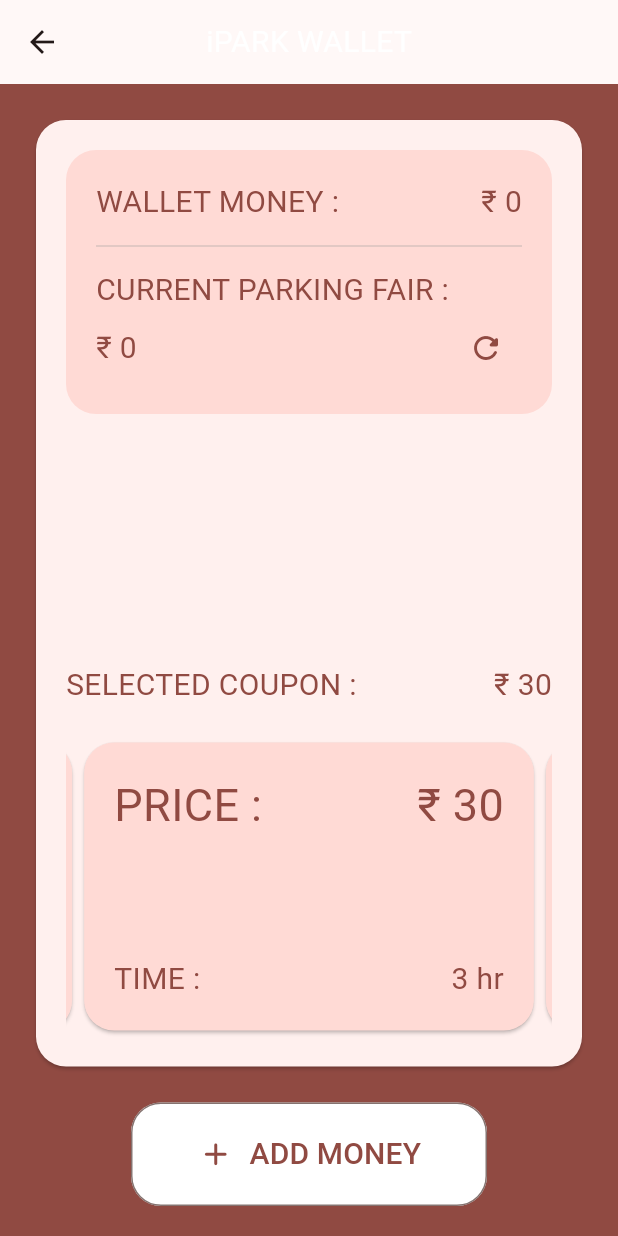
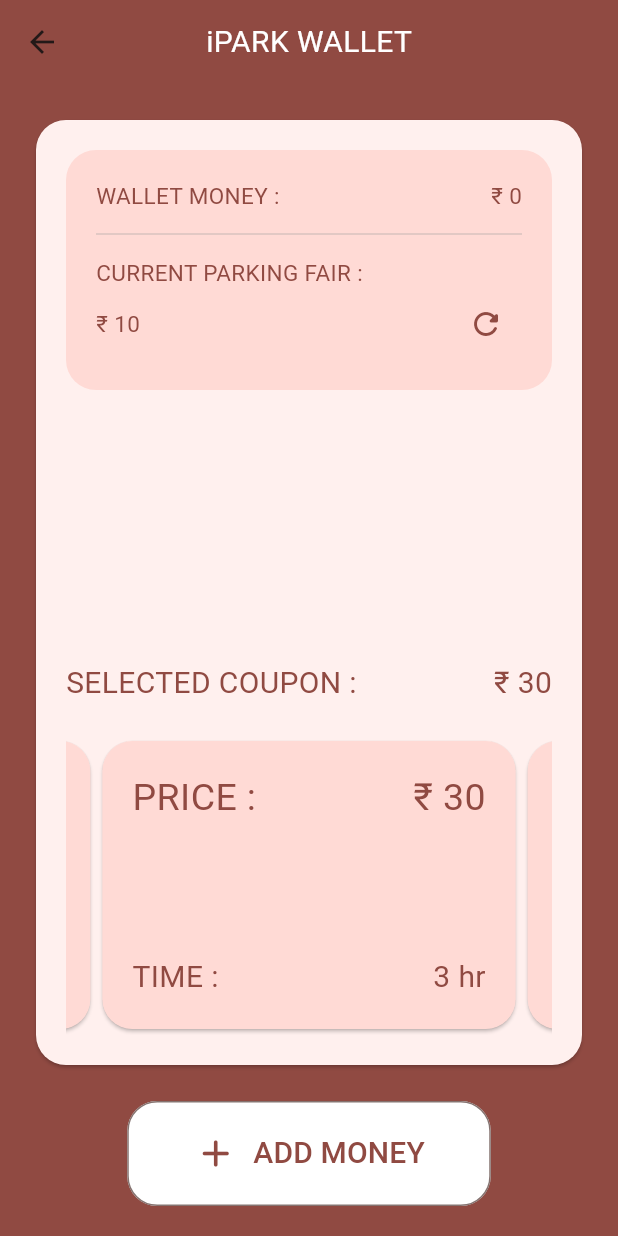
Before and after one commit to MaardinK522/ipark_pu, a Flutter app: the screen it shows after launch, item 2 of the bottom bar chosen, after a tap on "MONEY", on a phone screen of 412 x 824 dp. Run offline on Flutter 3.47's test engine with Material 3 defaults, Android fonts, the phone set to English and light mode, and no system bars; our stand-ins replace flutter_bluetooth_serial, get, get_storage, permission_handler; missing offline and left inert: flutter_material_pickers.

Commit message:
Fixed some more stuff.

```diff
--- a/lib/main.dart
+++ b/lib/main.dart
@@ -1,9 +1,9 @@
 import 'package:flutter/material.dart';
-import 'package:flutter_bluetooth_serial/flutter_bluetooth_serial.dart';
 import 'package:get/get.dart';
 import 'package:get_storage/get_storage.dart';
 import 'package:ipark/routes/home_page_route.dart';
 import 'package:ipark/utils/bluetooth.dart';
+List<String> randomParkingSlots = List.empty(growable: true);
 
 void main() async {
   await GetStorage.init();
@@ -11,6 +11,10 @@ void main() async {
   if (walletMoney == null) {
     GetStorage().write('wallet_money', 0);
   }
+  randomParkingSlots.add("1 (Parked)");
+  randomParkingSlots.add("2 (Parked)");
+  randomParkingSlots.add("3");
+  randomParkingSlots.add("4 (Booked)");
   Bluetooth.scanAndConnectDevice();
   runApp(const MyApp());
 }
--- a/lib/pageview_items/wallet_money_price_pageview_item.dart
+++ b/lib/pageview_items/wallet_money_price_pageview_item.dart
@@ -26,14 +26,14 @@ class WalletMoneyPricePageViewItem extends StatelessWidget {
                 Text(
                   "PRICE : ",
                   style: TextStyle(
-                    fontSize: 30,
+                    fontSize: 25,
                     color: Theme.of(context).colorScheme.primary,
                   ),
                 ),
                 Text(
                   "\u{20B9} $price",
                   style: TextStyle(
-                    fontSize: 30,
+                    fontSize: 25,
                     color: Theme.of(context).colorScheme.primary,
                   ),
                 ),
--- a/lib/routes/add_money_page_route.dart
+++ b/lib/routes/add_money_page_route.dart
@@ -29,6 +29,7 @@ class _AddMoneyPageRouteState extends State<AddMoneyPageRoute> {
       appBar: AppBar(
         elevation: 0,
         centerTitle: true,
+        backgroundColor: Theme.of(context).colorScheme.primary,
         title: const Hero(
           tag: "app_name_hero_animation",
           child: Material(
@@ -75,7 +76,7 @@ class _AddMoneyPageRouteState extends State<AddMoneyPageRoute> {
                                   Text(
                                     "WALLET MONEY : ",
                                     style: TextStyle(
-                                      fontSize: 20,
+                                      fontSize: 15,
                                       color:
                                           Theme.of(context).colorScheme.primary,
                                     ),
@@ -83,7 +84,7 @@ class _AddMoneyPageRouteState extends State<AddMoneyPageRoute> {
                                   Text(
                                     "\u{20B9} $walletMoney",
                                     style: TextStyle(
-                                      fontSize: 20,
+                                      fontSize: 15,
                                       color:
                                           Theme.of(context).colorScheme.primary,
                                     ),
@@ -94,7 +95,7 @@ class _AddMoneyPageRouteState extends State<AddMoneyPageRoute> {
                               Text(
                                 "CURRENT PARKING FAIR : ",
                                 style: TextStyle(
-                                  fontSize: 20,
+                                  fontSize: 15,
                                   color: Theme.of(context).colorScheme.primary,
                                 ),
                               ),
@@ -103,9 +104,9 @@ class _AddMoneyPageRouteState extends State<AddMoneyPageRoute> {
                                     MainAxisAlignment.spaceBetween,
                                 children: [
                                   Text(
-                                    "\u{20B9} $walletMoney",
+                                    "\u{20B9} 10",
                                     style: TextStyle(
-                                      fontSize: 20,
+                                      fontSize: 15,
                                       color:
                                           Theme.of(context).colorScheme.primary,
                                     ),
@@ -199,12 +200,20 @@ class _AddMoneyPageRouteState extends State<AddMoneyPageRoute> {
                                         Theme.of(context).colorScheme.primary,
                                   ),
                                 ),
-                                Text(
-                                  "\u{20B9} ${parkingPrices[selectedIndex]}",
-                                  style: TextStyle(
-                                    fontSize: 20,
-                                    color:
-                                        Theme.of(context).colorScheme.primary,
+                                AnimatedSwitcher(
+                                  duration: const Duration(milliseconds: 300),
+                                  transitionBuilder: (child, animation) =>
+                                      ScaleTransition(
+                                    scale: animation,
+                                    child: child,
+                                  ),
+                                  child: Text(
+                                    "\u{20B9} ${parkingPrices[selectedIndex]}",
+                                    style: TextStyle(
+                                      fontSize: 20,
+                                      color:
+                                          Theme.of(context).colorScheme.primary,
+                                    ),
                                   ),
                                 ),
                               ],
@@ -215,7 +224,7 @@ class _AddMoneyPageRouteState extends State<AddMoneyPageRoute> {
                               width: double.maxFinite,
                               child: PageView.builder(
                                 controller: PageController(
-                                  viewportFraction: 0.95,
+                                  viewportFraction: 0.875,
                                   initialPage: selectedIndex,
                                 ),
                                 itemCount: parkingPrices.length,
@@ -287,12 +296,12 @@ class _AddMoneyPageRouteState extends State<AddMoneyPageRoute> {
                               style: ButtonStyle(
                                 shape: MaterialStatePropertyAll(
                                   RoundedRectangleBorder(
-                                    borderRadius: BorderRadius.circular(20),
+                                    borderRadius: BorderRadius.circular(10),
                                   ),
                                 ),
                               ),
                               child: const Padding(
-                                padding: EdgeInsets.all(20),
+                                padding: EdgeInsets.all(10),
                                 child: Text(
                                   "NO",
                                   style: TextStyle(
@@ -305,7 +314,7 @@ class _AddMoneyPageRouteState extends State<AddMoneyPageRoute> {
                               style: ButtonStyle(
                                 shape: MaterialStatePropertyAll(
                                   RoundedRectangleBorder(
-                                    borderRadius: BorderRadius.circular(20),
+                                    borderRadius: BorderRadius.circular(10),
                                   ),
                                 ),
                               ),
@@ -368,7 +377,7 @@ class _AddMoneyPageRouteState extends State<AddMoneyPageRoute> {
                                 );
                               },
                               child: const Padding(
-                                padding: EdgeInsets.all(20),
+                                padding: EdgeInsets.all(10),
                                 child: Text(
                                   "YES",
                                   style: TextStyle(
@@ -393,7 +402,7 @@ class _AddMoneyPageRouteState extends State<AddMoneyPageRoute> {
                           children: [
                             Icon(
                               Icons.add_rounded,
-                              size: 25,
+                              size: 30,
                             ),
                             SizedBox(width: 10),
                             Text(
--- a/lib/routes/book_parking_page_route.dart
+++ b/lib/routes/book_parking_page_route.dart
@@ -1,10 +1,13 @@
+import 'dart:convert';
 import 'dart:math';
 
 import 'package:flutter/material.dart';
+import 'package:ipark/main.dart';
 import 'package:flutter_material_pickers/flutter_material_pickers.dart';
 import 'package:get/get.dart';
 import 'package:get_storage/get_storage.dart';
 import 'package:ipark/routes/parking_slot_booked_page_route.dart';
+import 'package:ipark/utils/bluetooth.dart';
 
 class BookParkingPageRoute extends StatefulWidget {
   const BookParkingPageRoute({super.key});
@@ -19,7 +22,6 @@ class _BookParkingPageRouteState extends State<BookParkingPageRoute> {
   int itemCount = 0;
   String selectedParkingSlot = "";
   Set<int> uniqueNumbers = <int>{};
-  List<String> randomParkingSlots = List.empty(growable: true);
   int parkingTime = 1;
 
   @override
@@ -35,8 +37,7 @@ class _BookParkingPageRouteState extends State<BookParkingPageRoute> {
     //   }
     // }
     // randomParkingSlots.sort();
-    randomParkingSlots.add("3");
-    randomParkingSlots.add("4 (Booked)");
+
     selectedParkingSlot = randomParkingSlots[0];
   }
 
@@ -79,6 +80,7 @@ class _BookParkingPageRouteState extends State<BookParkingPageRoute> {
           ),
         ),
         elevation: 0,
+        backgroundColor: Theme.of(context).colorScheme.primary,
         centerTitle: true,
         title: Hero(
           tag: "app_name_hero_animation",
@@ -395,7 +397,7 @@ class _BookParkingPageRouteState extends State<BookParkingPageRoute> {
                         elevation: const MaterialStatePropertyAll(1),
                       ),
                       onPressed: () async {
-                        // TODO: fix loading dialog
+                        if (selectedParkingSlot.length == 1) {
                           Get.dialog(
                             bookingSlotDialog,
                             barrierDismissible: false,
@@ -407,6 +409,15 @@ class _BookParkingPageRouteState extends State<BookParkingPageRoute> {
                             GetStorage().read('wallet_money') -
                                 (parkingTime * 10),
                           );
+                          int index = 0;
+                          for (int a = 0; a < randomParkingSlots.length; a++) {
+                            if (randomParkingSlots[a] == selectedParkingSlot) {
+                              index = a;
+                            }
+                          }
+                          Bluetooth.writeData(index);
+                          randomParkingSlots[index] =
+                              "$selectedParkingSlot (Parked)";
                           Get.offAll(
                             () => ParkingSlotBookedPageRoute(
                               bookParkingSlot: int.parse(selectedParkingSlot),
@@ -416,6 +427,7 @@ class _BookParkingPageRouteState extends State<BookParkingPageRoute> {
                             curve: Curves.easeOut,
                             duration: const Duration(milliseconds: 500),
                           );
+                        }
                       },
                       child: const SingleChildScrollView(
                         scrollDirection: Axis.horizontal,
--- a/lib/routes/home_page_route.dart
+++ b/lib/routes/home_page_route.dart
@@ -42,6 +42,7 @@ class _HomePageState extends State<HomePage> {
           ),
         ),
         elevation: 10,
+        backgroundColor: Theme.of(context).colorScheme.primary,
         centerTitle: true,
         title: const Hero(
           tag: "app_name_hero_animation",
@@ -123,40 +124,14 @@ class _HomePageState extends State<HomePage> {
       floatingActionButtonLocation: FloatingActionButtonLocation.centerFloat,
       floatingActionButton: SizedBox(
         height: 60,
-        child: Visibility(
-          visible: !isWalletSelected,
-          replacement: FloatingActionButton.extended(
-            isExtended: true,
-            heroTag: "fab_hero_money_animation",
-            shape: RoundedRectangleBorder(
-              borderRadius: BorderRadius.circular(20),
+        child: AnimatedSwitcher(
+          transitionBuilder: (child, animation) => FadeTransition(
+            opacity: animation,
+            child: child,
           ),
-            backgroundColor: Theme.of(context).colorScheme.primary,
-            onPressed: () {
-              Get.to(
-                () => const AddMoneyPageRoute(),
-                transition: Transition.fadeIn,
-                curve: Curves.easeOut,
-                duration: const Duration(milliseconds: 500),
-                preventDuplicates: true,
-              );
-            },
-            label: const Row(
-              mainAxisSize: MainAxisSize.min,
-              children: [
-                Icon(
-                  Icons.add_rounded,
-                  size: _fabIconSize,
-                ),
-                SizedBox(width: 10),
-                Text(
-                  "MONEY",
-                  style: TextStyle(fontSize: _fabTextSize),
-                ),
-              ],
-            ),
-          ),
-          child: Hero(
+          duration: const Duration(milliseconds: 300),
+          child: !isWalletSelected
+              ? Hero(
                   tag: "fab_hero_park_animation",
                   child: FloatingActionButton.extended(
                     isExtended: true,
@@ -180,14 +155,51 @@ class _HomePageState extends State<HomePage> {
                         Icon(
                           Icons.directions_car_filled_rounded,
                           size: _fabIconSize,
+                          color: Colors.white,
                         ),
                         SizedBox(width: 10),
                         Text(
                           "PARK",
-                    style: TextStyle(fontSize: _fabTextSize),
+                          style: TextStyle(
+                              fontSize: _fabTextSize, color: Colors.white),
                         ),
                       ],
                     ),
+                  ),
+                )
+              : FloatingActionButton.extended(
+                  isExtended: true,
+                  heroTag: "fab_hero_money_animation",
+                  shape: RoundedRectangleBorder(
+                    borderRadius: BorderRadius.circular(20),
+                  ),
+                  backgroundColor: Theme.of(context).colorScheme.primary,
+                  onPressed: () {
+                    Get.to(
+                      () => const AddMoneyPageRoute(),
+                      transition: Transition.fadeIn,
+                      curve: Curves.easeOut,
+                      duration: const Duration(milliseconds: 500),
+                      preventDuplicates: true,
+                    );
+                  },
+                  label: const Row(
+                    mainAxisSize: MainAxisSize.min,
+                    children: [
+                      Icon(
+                        Icons.add_rounded,
+                        size: _fabIconSize,
+                        color: Colors.white,
+                      ),
+                      SizedBox(width: 10),
+                      Text(
+                        "MONEY",
+                        style: TextStyle(
+                          fontSize: _fabTextSize,
+                          color: Colors.white,
+                        ),
+                      ),
+                    ],
                   ),
                 ),
         ),
--- a/lib/routes/parking_slot_booked_page_route.dart
+++ b/lib/routes/parking_slot_booked_page_route.dart
@@ -36,7 +36,7 @@ class ParkingSlotBookedPageRoute extends StatelessWidget {
             ),
           ),
         ),
-        backgroundColor: Theme.of(context).colorScheme.primaryContainer,
+        backgroundColor: Theme.of(context).colorScheme.primary,
         body: Padding(
           padding: EdgeInsets.symmetric(
             horizontal: MediaQuery.of(context).size.width * 0.1,
--- a/lib/utils/bluetooth.dart
+++ b/lib/utils/bluetooth.dart
@@ -1,3 +1,5 @@
+import 'dart:convert';
+
 import 'package:flutter/cupertino.dart';
 import 'package:flutter_bluetooth_serial/flutter_bluetooth_serial.dart';
 import 'package:get/get.dart';
@@ -8,11 +10,6 @@ class Bluetooth extends GetxController {
 
   static Future<BluetoothConnection?> scanAndConnectDevice() async {
     debugPrint("Connecting...");
-    // if (_connection == null) {
-    //   String sensorAddress = "00:22:09:01:0A:A4";
-    //   _connection = await BluetoothConnection.toAddress(sensorAddress);
-    //   return Future.value(_connection);
-    // }
     if (await Permission.bluetoothScan.request().isGranted) {
       if (await Permission.bluetoothConnect.request().isGranted) {
         if (_connection == null) {
@@ -25,4 +22,8 @@ class Bluetooth extends GetxController {
     }
     return Future.value(_connection);
   }
+
+  static void writeData(int index) async {
+    _connection?.output.add(ascii.encode("$index"));
+  }
 }
--- a/lib/windows/home_route_window.dart
+++ b/lib/windows/home_route_window.dart
@@ -10,7 +10,7 @@ class HomeRouteWindow extends StatelessWidget {
       child: Hero(
         tag: "park_card_hero_animation",
         child: Container(
-          padding: const EdgeInsets.all(20),
+          padding: const EdgeInsets.all(10),
           decoration: BoxDecoration(
             color: Theme.of(context).colorScheme.background,
             borderRadius: BorderRadius.circular(20),
@@ -43,14 +43,7 @@ class HomeRouteWindow extends StatelessWidget {
                             size: 25,
                             color: Theme.of(context).colorScheme.primary,
                           ),
-                          SizedBox(
-                            height: 30,
-                            child: VerticalDivider(
-                              width: 20,
-                              thickness: 1,
-                              color: Theme.of(context).colorScheme.secondary,
-                            ),
-                          ),
+                          const SizedBox(width: 10),
                           Expanded(
                             child: Text(
                               "Parul University Waghodia, Waghodia",
@@ -63,10 +56,10 @@ class HomeRouteWindow extends StatelessWidget {
                           )
                         ],
                       ),
-                      const Divider(
-                        thickness: 2,
-                        color: Colors.grey,
-                        height: 40,
+                      Divider(
+                        thickness: 1,
+                        color: Theme.of(context).colorScheme.primaryContainer,
+                        height: 20,
                       ),
                       Text(
                         "Please book parking slot\nto show left parking time.",
```
Lines whose indentation alone changed are shown as unchanged.
